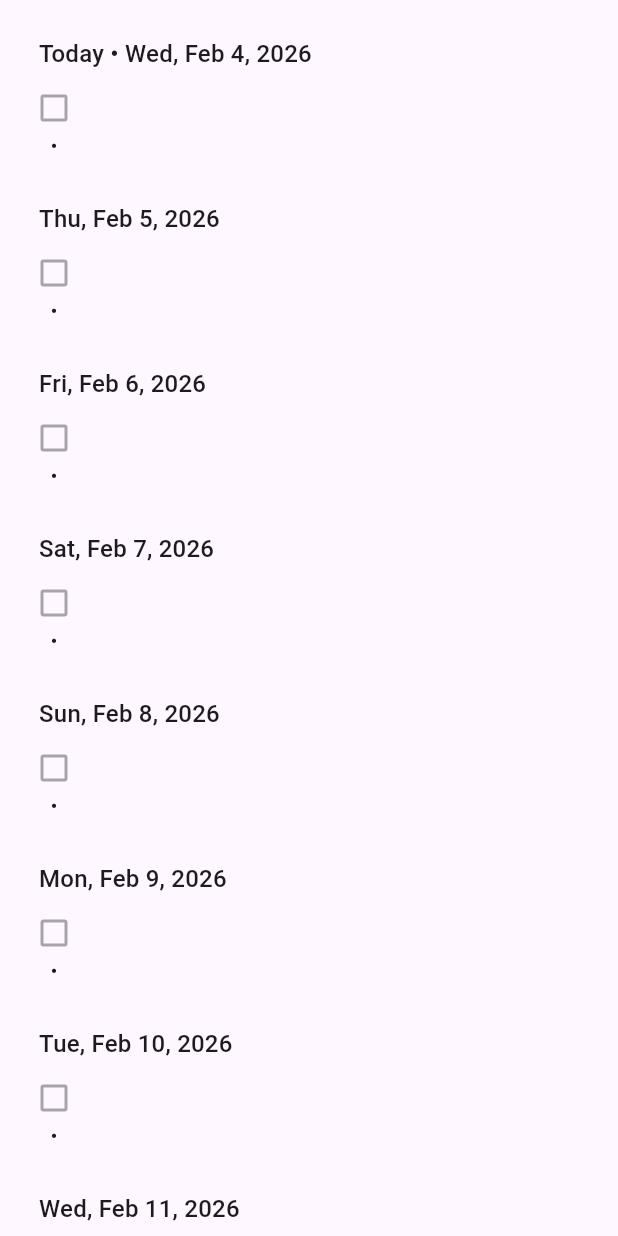
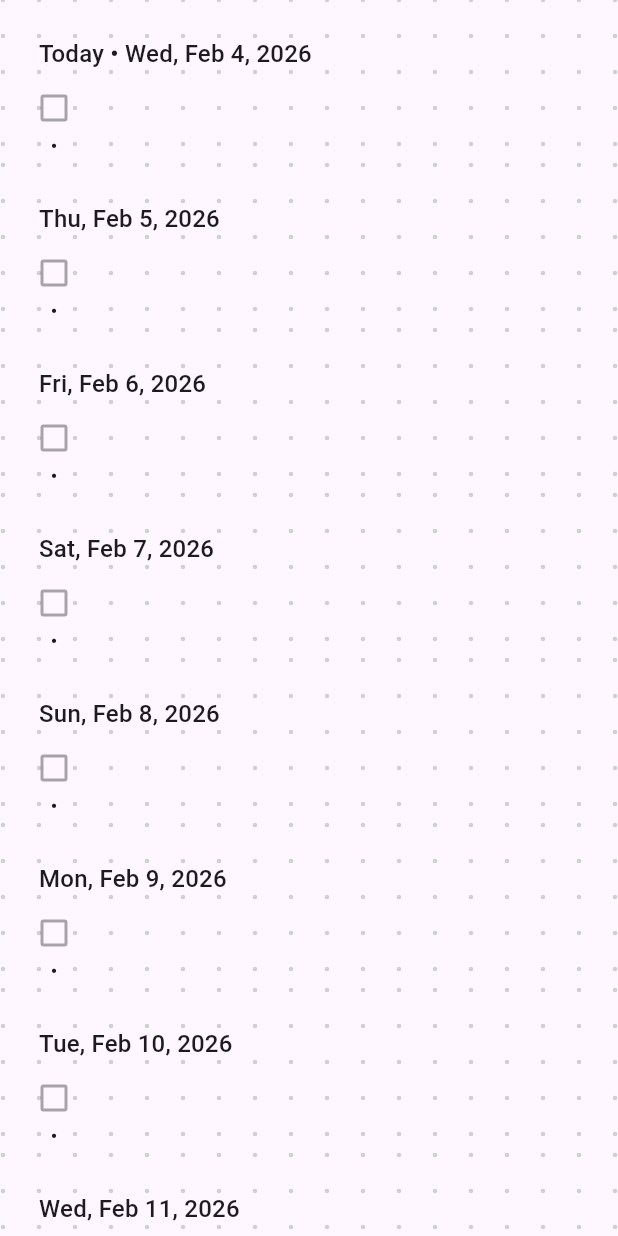
Before and after one commit to elibdev/lifelog, a Flutter app: the screen it shows after launch, on a phone screen of 412 x 824 dp. Run offline on Flutter 3.47's test engine with Material 3 defaults, Android fonts, the phone set to English and light mode, and no system bars; missing offline and left inert: sqlite3; statements that could not run were skipped.

Commit message:
Revert to DaySection decoration with grid-aligned header height
APPROACH: Grid-align ALL vertical spacing so each DaySection's
decoration naturally aligns with adjacent sections.

Changes:
- Reverted: Removed SliverGridBackground approach (overly complex)
- Restored: DottedGridDecoration on each DaySection
- Fixed: Header text height now exactly 24px using SizedBox
  - Uses Align with centerLeft to vertically center text
  - maxLines: 1 with ellipsis for overflow
- Fixed: Section header spacing already 24px top + 12px bottom = 36px total

Grid alignment strategy:
- Header block: 24px top + 24px text + 12px bottom = 60px
- Each record: 24px line height (via textLineHeightMultiplier: 1.5)
- When all heights are multiples of 24px or 12px, dots align perfectly

https://claude.ai/code/session_A7RA5

```diff
--- a/lib/widgets/day_section.dart
+++ b/lib/widgets/day_section.dart
@@ -2,6 +2,7 @@ import 'package:flutter/material.dart';
 import '../models/record.dart';
 import '../services/date_service.dart';
 import '../constants/grid_constants.dart';
+import 'dotted_grid_decoration.dart';
 import 'record_section.dart';
 
 // WHAT IS THIS WIDGET?
@@ -89,11 +90,31 @@ class DaySection extends StatelessWidget {
               constraints.maxWidth,
             );
 
-            return Column(
+            // Calculate grid offset for the dotted background
+            final horizontalOffset = GridConstants.calculateGridOffset(
+              constraints.maxWidth,
+            );
+
+            // Get theme brightness for dot color
+            final brightness = Theme.of(context).brightness;
+            final dotColor = brightness == Brightness.light
+                ? GridConstants.dotColorLight
+                : GridConstants.dotColorDark;
+
+            // DECORATEDBOX: Applies dotted grid background to this DaySection
+            // Grid alignment: All vertical spacing must be multiples of 24px
+            // to ensure dots align across section boundaries
+            return DecoratedBox(
+              decoration: DottedGridDecoration(
+                horizontalOffset: horizontalOffset,
+                color: dotColor,
+              ),
+              child: Column(
                 crossAxisAlignment: CrossAxisAlignment.start,
                 children: [
                 // DATE HEADER
                 // Aligns with grid columns for visual consistency
+                // GRID ALIGNMENT: Header height fixed to 24px to align with grid
                 Padding(
                   padding: EdgeInsets.fromLTRB(
                     leftPadding,
@@ -101,12 +122,20 @@ class DaySection extends StatelessWidget {
                     rightPadding,
                     GridConstants.sectionHeaderBottomPadding,
                   ),
+                  child: SizedBox(
+                    height: GridConstants.spacing, // Force 24px height
+                    child: Align(
+                      alignment: Alignment.centerLeft,
                       child: Text(
                         // Show "Today • " prefix if this is today's date
                         isToday
                             ? 'Today • ${DateService.formatForDisplay(date)}'
                             : DateService.formatForDisplay(date),
                         style: Theme.of(context).textTheme.titleMedium,
+                        maxLines: 1,
+                        overflow: TextOverflow.ellipsis,
+                      ),
+                    ),
                   ),
                 ),
 
@@ -150,7 +179,8 @@ class DaySection extends StatelessWidget {
               onDelete: onDelete,
             ),
           ],
-            ); // End Column
+              ), // End Column
+            ); // End DecoratedBox
           },
         );
       },
--- a/lib/widgets/journal_screen.dart
+++ b/lib/widgets/journal_screen.dart
@@ -4,10 +4,8 @@ import '../database/record_repository.dart';
 import '../notifications/navigation_notifications.dart';
 import '../services/date_service.dart';
 import '../utils/debouncer.dart';
-import '../constants/grid_constants.dart';
 import 'record_section.dart';
 import 'day_section.dart';
-import 'sliver_grid_background.dart';
 
 class JournalScreen extends StatefulWidget {
   const JournalScreen({super.key});
@@ -288,16 +286,6 @@ class _JournalScreenState extends State<JournalScreen> {
                 ? 700
                 : (isTablet ? 600 : double.infinity);
 
-            // Calculate actual width that will be available to content
-            final double contentWidth = screenWidth < maxWidth ? screenWidth : maxWidth;
-
-            // Calculate grid positioning
-            final horizontalOffset = GridConstants.calculateGridOffset(contentWidth);
-            final brightness = Theme.of(context).brightness;
-            final dotColor = brightness == Brightness.light
-                ? GridConstants.dotColorLight
-                : GridConstants.dotColorDark;
-
             return Center(
               child: Container(
                 constraints: BoxConstraints(maxWidth: maxWidth),
@@ -323,13 +311,6 @@ class _JournalScreenState extends State<JournalScreen> {
                   center: _todayKey,
                   keyboardDismissBehavior: ScrollViewKeyboardDismissBehavior.onDrag,
                   slivers: [
-                    // GRID BACKGROUND: Continuous dotted grid behind all content
-                    // This sliver takes no space but paints the grid across the entire
-                    // viewport, ensuring perfect alignment regardless of section heights
-                    SliverGridBackground(
-                      color: dotColor,
-                      horizontalOffset: horizontalOffset,
-                    ),
                     // Past days (before today) - lazy loaded
                     // Each day is rendered by DaySection widget (eliminates duplication)
                     SliverList(
--- a/lib/widgets/sliver_grid_background.dart
+++ /dev/null
@@ -1,146 +0,0 @@
-import 'package:flutter/material.dart';
-import 'package:flutter/rendering.dart';
-import '../constants/grid_constants.dart';
-
-/// A sliver that paints a continuous dotted grid behind all scrollable content.
-///
-/// FLUTTER SLIVER CONCEPT:
-/// Slivers are scrollable areas that efficiently handle large lists by only
-/// rendering visible items. This custom sliver paints a grid pattern that
-/// scrolls naturally with the content.
-///
-/// APPROACH:
-/// We create a sliver that takes up no space (extent = 0) but paints a grid
-/// across the entire viewport. By inserting this as the first sliver in the
-/// CustomScrollView, it appears behind all content and scrolls naturally.
-///
-/// This solves the "uneven dots" problem where decorating individual
-/// DaySections created discontinuities at section boundaries.
-class SliverGridBackground extends SingleChildRenderObjectWidget {
-  final Color color;
-  final double horizontalOffset;
-
-  const SliverGridBackground({
-    super.key,
-    required this.color,
-    required this.horizontalOffset,
-    super.child,
-  });
-
-  @override
-  RenderSliverGridBackground createRenderObject(BuildContext context) {
-    return RenderSliverGridBackground(
-      color: color,
-      horizontalOffset: horizontalOffset,
-    );
-  }
-
-  @override
-  void updateRenderObject(
-    BuildContext context,
-    RenderSliverGridBackground renderObject,
-  ) {
-    renderObject
-      ..color = color
-      ..horizontalOffset = horizontalOffset;
-  }
-}
-
-/// Custom RenderSliver that paints the dotted grid.
-///
-/// FLUTTER RENDERING:
-/// RenderObject is Flutter's low-level rendering abstraction. This custom
-/// RenderSliver integrates with the scrolling machinery to paint a grid that
-/// moves with the content.
-///
-/// KEY METHODS:
-/// - performLayout(): Sets the sliver's geometry (we use 0 extent - no space)
-/// - paint(): Draws the grid dots on the canvas
-///
-/// See: https://api.flutter.dev/flutter/rendering/RenderSliver-class.html
-class RenderSliverGridBackground extends RenderSliver
-    with RenderObjectWithChildMixin<RenderBox> {
-  Color _color;
-  double _horizontalOffset;
-
-  RenderSliverGridBackground({
-    required Color color,
-    required double horizontalOffset,
-  })  : _color = color,
-        _horizontalOffset = horizontalOffset;
-
-  Color get color => _color;
-  set color(Color value) {
-    if (_color == value) return;
-    _color = value;
-    markNeedsPaint();
-  }
-
-  double get horizontalOffset => _horizontalOffset;
-  set horizontalOffset(double value) {
-    if (_horizontalOffset == value) return;
-    _horizontalOffset = value;
-    markNeedsPaint();
-  }
-
-  late final Paint _paint = Paint()
-    ..style = PaintingStyle.fill;
-
-  @override
-  void performLayout() {
-    // This sliver takes up no space in the scroll view
-    // geometry determines the sliver's size and scroll behavior
-    geometry = SliverGeometry(
-      scrollExtent: 0, // Doesn't contribute to scrollable height
-      paintExtent: 0, // Doesn't take up visible space
-      maxPaintExtent: 0,
-    );
-  }
-
-  @override
-  void paint(PaintingContext context, Offset offset) {
-    // Get the viewport's constraints to know what area to paint
-    final SliverConstraints constraints = this.constraints;
-    final double viewportHeight = constraints.viewportMainAxisExtent;
-    final double viewportWidth = constraints.crossAxisExtent;
-
-    // scrollOffset tells us how far the user has scrolled
-    // We use this to calculate which grid dots should be visible
-    final double scrollOffset = constraints.scrollOffset;
-
-    final double spacing = GridConstants.spacing;
-    final double dotRadius = GridConstants.dotRadius;
-
-    // Calculate which grid dots should appear in the current viewport
-    // Global grid has dots at y = 0, 24, 48, 72...
-    // Viewport shows content from scrollOffset to scrollOffset + viewportHeight
-
-    // Find the first grid row that should be visible
-    final int firstVisibleRow = (scrollOffset / spacing).floor();
-    final int lastVisibleRow =
-        ((scrollOffset + viewportHeight) / spacing).ceil() + 1;
-
-    // Calculate columns based on viewport width
-    final int columns =
-        ((viewportWidth - _horizontalOffset) / spacing).ceil() + 1;
-
-    _paint.color = _color;
-
-    // Paint dots for all visible grid positions
-    for (int row = firstVisibleRow; row <= lastVisibleRow; row++) {
-      final double globalY = row * spacing;
-      // Convert global y position to viewport coordinates
-      final double localY = globalY - scrollOffset;
-
-      for (int col = 0; col < columns; col++) {
-        final double x = _horizontalOffset + (col * spacing);
-
-        context.canvas.drawCircle(
-          Offset(offset.dx + x, offset.dy + localY),
-          dotRadius,
-          _paint,
-        );
-      }
-    }
-  }
-}
```
Lines whose indentation alone changed are shown as unchanged.
